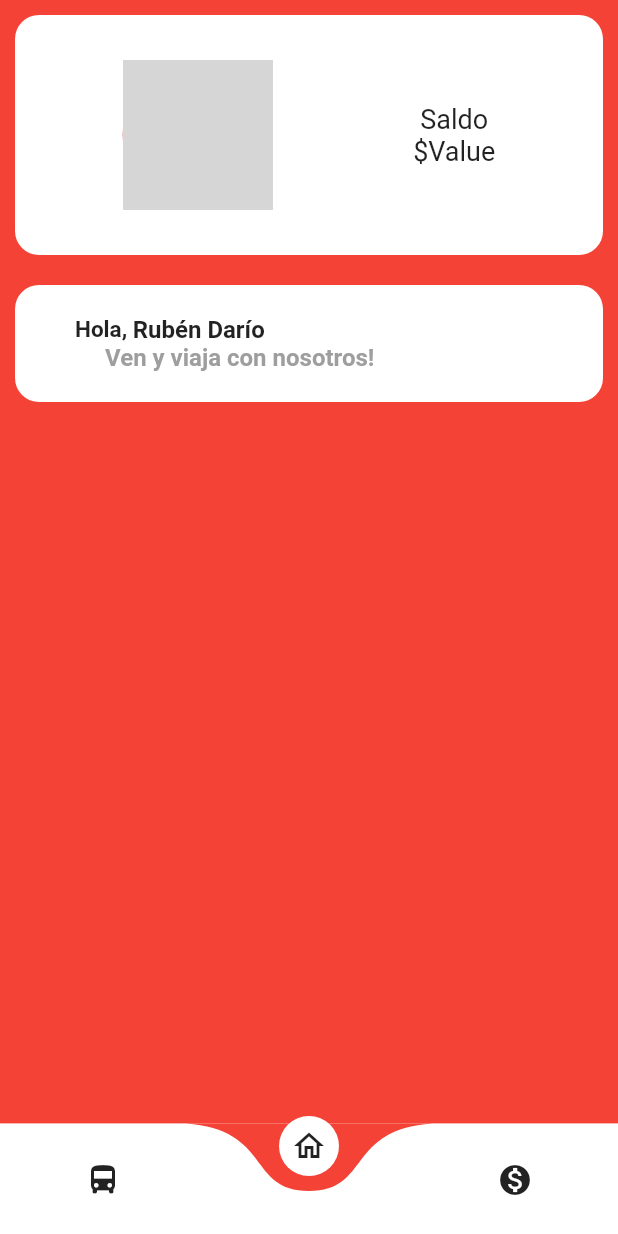
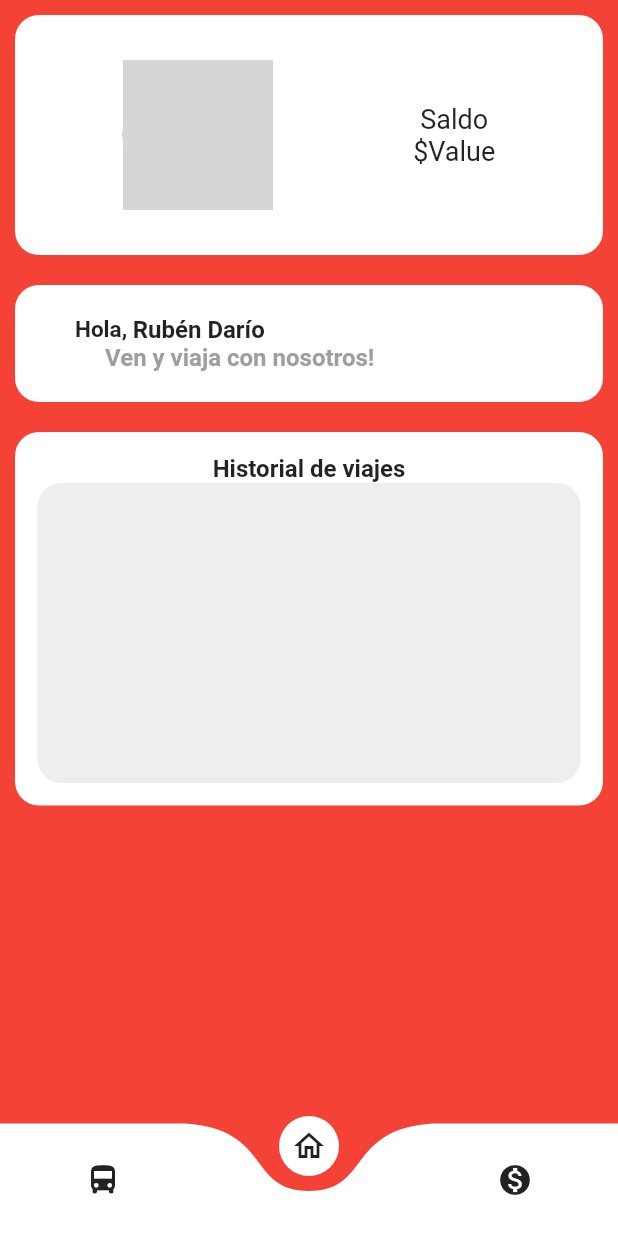
Before and after one commit to Rguarnizo/MoviliApp-Mobile, a Flutter app: the MainPage screen opened by its route, on a phone screen of 412 x 824 dp. Run offline on Flutter 3.47's test engine with Material 2 defaults, Android fonts, the phone set to English and light mode, and no system bars; drawn by our look-alikes of curved_navigation_bar; network calls fail; Roboto replaces fonts that are missing (SourceSansPro); grey boxes are pictures that could not be loaded.

Commit message:
Trip History Desing

```diff
--- a/lib/features/login/presentation/pages/home_page.dart
+++ b/lib/features/login/presentation/pages/home_page.dart
@@ -8,7 +8,8 @@ class HomePage extends StatelessWidget {
     final screenSize = MediaQuery.of(context).size;
     final height = screenSize.height;
     final width = screenSize.width;
-    return Container(
+    return SingleChildScrollView(
+          child: Container(
         height: height,
         width: width,
         color: Colors.red,
@@ -20,6 +21,7 @@ class HomePage extends StatelessWidget {
               WelcomeMessage(),
               HistoryData(),
             ],
+          ),
         ),
       ),
     );
@@ -131,7 +133,38 @@ class HistoryData extends StatelessWidget {
 
   @override
   Widget build(BuildContext context) {
+    final screenSize = MediaQuery.of(context).size;
+    final height = screenSize.height;
+    final width = screenSize.width;
+
     return Container(
-    );
+        margin: EdgeInsets.all(10),
+        decoration: BoxDecoration(
+          color: Colors.white,
+          borderRadius: BorderRadius.circular(16),
+        ),
+        width: width,
+        padding: EdgeInsets.all(15),
+        child: Column(
+          children: [
+            Text(
+              'Historial de viajes',
+              style: TextStyle(fontSize: 16, fontWeight: FontWeight.bold),
+            ),
+            Container(
+              height: 200,
+              width: double.infinity,
+              decoration: BoxDecoration(
+                color: Colors.grey[200],
+                borderRadius: BorderRadius.circular(16),
+              ),
+              child: ListView(
+                children: [
+
+                ],
+              ),
+            )
+          ],
+        ));
   }
 }
```
Lines whose indentation alone changed are shown as unchanged.
